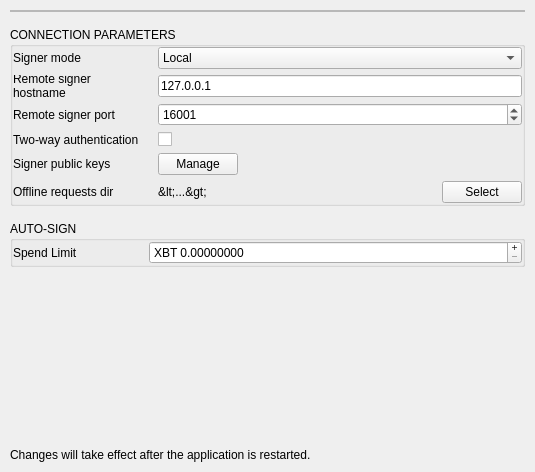
BlockSettle/terminal, file BlockSettleUILib/Settings/SignerSettingsPage.ui: the form before one commit.
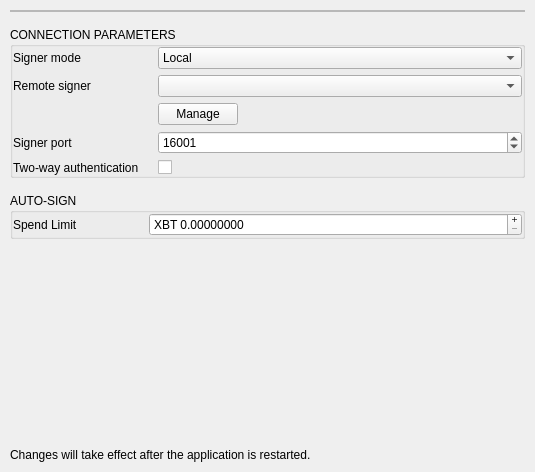
The form after the commit. Icons and pictures are not drawn.

Commit message: Terminal - manage signer hosts rework

```diff
--- a/BlockSettleUILib/Settings/SignerSettingsPage.ui
+++ b/BlockSettleUILib/Settings/SignerSettingsPage.ui
@@ -139,7 +139,7 @@
            </size>
           </property>
           <property name="text">
-           <string>Remote signer hostname</string>
+           <string>Remote signer</string>
           </property>
           <property name="wordWrap">
            <bool>true</bool>
@@ -147,35 +147,72 @@
          </widget>
         </item>
         <item row="1" column="1">
-         <widget class="QLineEdit" name="lineEditHost">
-          <property name="text">
-           <string>127.0.0.1</string>
-          </property>
-         </widget>
-        </item>
-        <item row="2" column="0">
-         <widget class="QLabel" name="labelPort">
-          <property name="minimumSize">
-           <size>
-            <width>130</width>
-            <height>0</height>
-           </size>
-          </property>
-          <property name="maximumSize">
-           <size>
-            <width>130</width>
-            <height>16777215</height>
-           </size>
-          </property>
-          <property name="text">
-           <string>Remote signer port</string>
-          </property>
-          <property name="wordWrap">
-           <bool>true</bool>
-          </property>
-         </widget>
+         <widget class="QComboBox" name="comboBoxRemoteSigner"/>
         </item>
         <item row="2" column="1">
+         <widget class="QWidget" name="widgetSignerKeyComboBox" native="true">
+          <layout class="QHBoxLayout" name="layoutOfflineDir_2">
+           <property name="spacing">
+            <number>5</number>
+           </property>
+           <property name="leftMargin">
+            <number>0</number>
+           </property>
+           <property name="topMargin">
+            <number>0</number>
+           </property>
+           <property name="rightMargin">
+            <number>0</number>
+           </property>
+           <property name="bottomMargin">
+            <number>0</number>
+           </property>
+           <item>
+            <widget class="QPushButton" name="pushButtonManageSignerKeys">
+             <property name="text">
+              <string>Manage</string>
+             </property>
+            </widget>
+           </item>
+           <item>
+            <spacer name="horizontalSpacer">
+             <property name="orientation">
+              <enum>Qt::Horizontal</enum>
+             </property>
+             <property name="sizeHint" stdset="0">
+              <size>
+               <width>40</width>
+               <height>20</height>
+              </size>
+             </property>
+            </spacer>
+           </item>
+          </layout>
+         </widget>
+        </item>
+        <item row="3" column="0">
+         <widget class="QLabel" name="labelPort">
+          <property name="minimumSize">
+           <size>
+            <width>130</width>
+            <height>0</height>
+           </size>
+          </property>
+          <property name="maximumSize">
+           <size>
+            <width>130</width>
+            <height>16777215</height>
+           </size>
+          </property>
+          <property name="text">
+           <string>Signer port</string>
+          </property>
+          <property name="wordWrap">
+           <bool>true</bool>
+          </property>
+         </widget>
+        </item>
+        <item row="3" column="1">
          <widget class="QSpinBox" name="spinBoxPort">
           <property name="maximum">
            <number>65535</number>
@@ -185,7 +222,7 @@
           </property>
          </widget>
         </item>
-        <item row="3" column="0">
+        <item row="4" column="0">
          <widget class="QWidget" name="widgetTwoWayAuth" native="true">
           <property name="sizePolicy">
            <sizepolicy hsizetype="Preferred" vsizetype="Preferred">
@@ -256,7 +293,7 @@
           </layout>
          </widget>
         </item>
-        <item row="3" column="1">
+        <item row="4" column="1">
          <widget class="QCheckBox" name="checkBoxTwoWayAuth">
           <property name="enabled">
            <bool>true</bool>
@@ -266,229 +303,6 @@
           </property>
          </widget>
         </item>
-        <item row="4" column="0">
-         <widget class="QWidget" name="widgetSignerKeyLabel" native="true">
-          <property name="sizePolicy">
-           <sizepolicy hsizetype="Preferred" vsizetype="Preferred">
-            <horstretch>0</horstretch>
-            <verstretch>0</verstretch>
-           </sizepolicy>
-          </property>
-          <property name="minimumSize">
-           <size>
-            <width>0</width>
-            <height>0</height>
-           </size>
-          </property>
-          <layout class="QHBoxLayout" name="horizontalLayout_2">
-           <property name="spacing">
-            <number>3</number>
-           </property>
-           <property name="leftMargin">
-            <number>0</number>
-           </property>
-           <property name="topMargin">
-            <number>0</number>
-           </property>
-           <property name="rightMargin">
-            <number>0</number>
-           </property>
-           <property name="bottomMargin">
-            <number>0</number>
-           </property>
-           <item>
-            <widget class="QLabel" name="labelSignerKey">
-             <property name="text">
-              <string>Signer public keys</string>
-             </property>
-            </widget>
-           </item>
-           <item>
-            <widget class="QLabel" name="labelSignerKeyHint">
-             <property name="sizePolicy">
-              <sizepolicy hsizetype="Expanding" vsizetype="Preferred">
-               <horstretch>0</horstretch>
-               <verstretch>0</verstretch>
-              </sizepolicy>
-             </property>
-             <property name="minimumSize">
-              <size>
-               <width>10</width>
-               <height>15</height>
-              </size>
-             </property>
-             <property name="maximumSize">
-              <size>
-               <width>10</width>
-               <height>15</height>
-              </size>
-             </property>
-             <property name="toolTip">
-              <string>When enabled, both the terminal and signer will verify each other. If not enabled, only the terminal will verify the signer. Both the terminal and the signer must have the same setting for two-way authentication.</string>
-             </property>
-             <property name="styleSheet">
-              <string notr="true">image: url(&quot;:/resources/notification_info@2x.png&quot;);</string>
-             </property>
-             <property name="text">
-              <string/>
-             </property>
-            </widget>
-           </item>
-          </layout>
-         </widget>
-        </item>
-        <item row="4" column="1">
-         <widget class="QWidget" name="widgetSignerKeyComboBox" native="true">
-          <layout class="QHBoxLayout" name="layoutOfflineDir_2">
-           <property name="spacing">
-            <number>5</number>
-           </property>
-           <property name="leftMargin">
-            <number>0</number>
-           </property>
-           <property name="topMargin">
-            <number>0</number>
-           </property>
-           <property name="rightMargin">
-            <number>0</number>
-           </property>
-           <property name="bottomMargin">
-            <number>0</number>
-           </property>
-           <item>
-            <widget class="QPushButton" name="pushButtonManageSignerKeys">
-             <property name="text">
-              <string>Manage</string>
-             </property>
-            </widget>
-           </item>
-           <item>
-            <spacer name="horizontalSpacer">
-             <property name="orientation">
-              <enum>Qt::Horizontal</enum>
-             </property>
-             <property name="sizeHint" stdset="0">
-              <size>
-               <width>40</width>
-               <height>20</height>
-              </size>
-             </property>
-            </spacer>
-           </item>
-          </layout>
-         </widget>
-        </item>
-        <item row="6" column="0">
-         <widget class="QWidget" name="horizontalWidget" native="true">
-          <property name="minimumSize">
-           <size>
-            <width>0</width>
-            <height>0</height>
-           </size>
-          </property>
-          <layout class="QHBoxLayout" name="horizontalLayout">
-           <property name="spacing">
-            <number>0</number>
-           </property>
-           <property name="leftMargin">
-            <number>0</number>
-           </property>
-           <property name="topMargin">
-            <number>0</number>
-           </property>
-           <property name="rightMargin">
-            <number>0</number>
-           </property>
-           <property name="bottomMargin">
-            <number>0</number>
-           </property>
-           <item>
-            <widget class="QLabel" name="labelDirHint">
-             <property name="sizePolicy">
-              <sizepolicy hsizetype="Preferred" vsizetype="Preferred">
-               <horstretch>0</horstretch>
-               <verstretch>0</verstretch>
-              </sizepolicy>
-             </property>
-             <property name="minimumSize">
-              <size>
-               <width>130</width>
-               <height>0</height>
-              </size>
-             </property>
-             <property name="maximumSize">
-              <size>
-               <width>130</width>
-               <height>16777215</height>
-              </size>
-             </property>
-             <property name="text">
-              <string>Offline requests dir</string>
-             </property>
-             <property name="wordWrap">
-              <bool>true</bool>
-             </property>
-            </widget>
-           </item>
-          </layout>
-         </widget>
-        </item>
-        <item row="6" column="1">
-         <widget class="QWidget" name="widgetOfflineDir" native="true">
-          <layout class="QHBoxLayout" name="layoutOfflineDir">
-           <property name="spacing">
-            <number>5</number>
-           </property>
-           <property name="leftMargin">
-            <number>0</number>
-           </property>
-           <property name="topMargin">
-            <number>0</number>
-           </property>
-           <property name="rightMargin">
-            <number>0</number>
-           </property>
-           <property name="bottomMargin">
-            <number>0</number>
-           </property>
-           <item>
-            <widget class="QLabel" name="labelOfflineDir">
-             <property name="sizePolicy">
-              <sizepolicy hsizetype="Expanding" vsizetype="Preferred">
-               <horstretch>0</horstretch>
-               <verstretch>0</verstretch>
-              </sizepolicy>
-             </property>
-             <property name="text">
-              <string>&lt;...&gt;</string>
-             </property>
-             <property name="textFormat">
-              <enum>Qt::PlainText</enum>
-             </property>
-             <property name="wordWrap">
-              <bool>true</bool>
-             </property>
-             <property name="textInteractionFlags">
-              <set>Qt::TextSelectableByKeyboard|Qt::TextSelectableByMouse</set>
-             </property>
-            </widget>
-           </item>
-           <item>
-            <widget class="QPushButton" name="pushButtonOfflineDir">
-             <property name="sizePolicy">
-              <sizepolicy hsizetype="Minimum" vsizetype="Minimum">
-               <horstretch>0</horstretch>
-               <verstretch>0</verstretch>
-              </sizepolicy>
-             </property>
-             <property name="text">
-              <string>Select</string>
-             </property>
-            </widget>
-           </item>
-          </layout>
-         </widget>
-        </item>
        </layout>
       </item>
      </layout>
```
Left out of the diff: 18 changed lines with no effect on the pictures. The commit also changes 23 other files.
